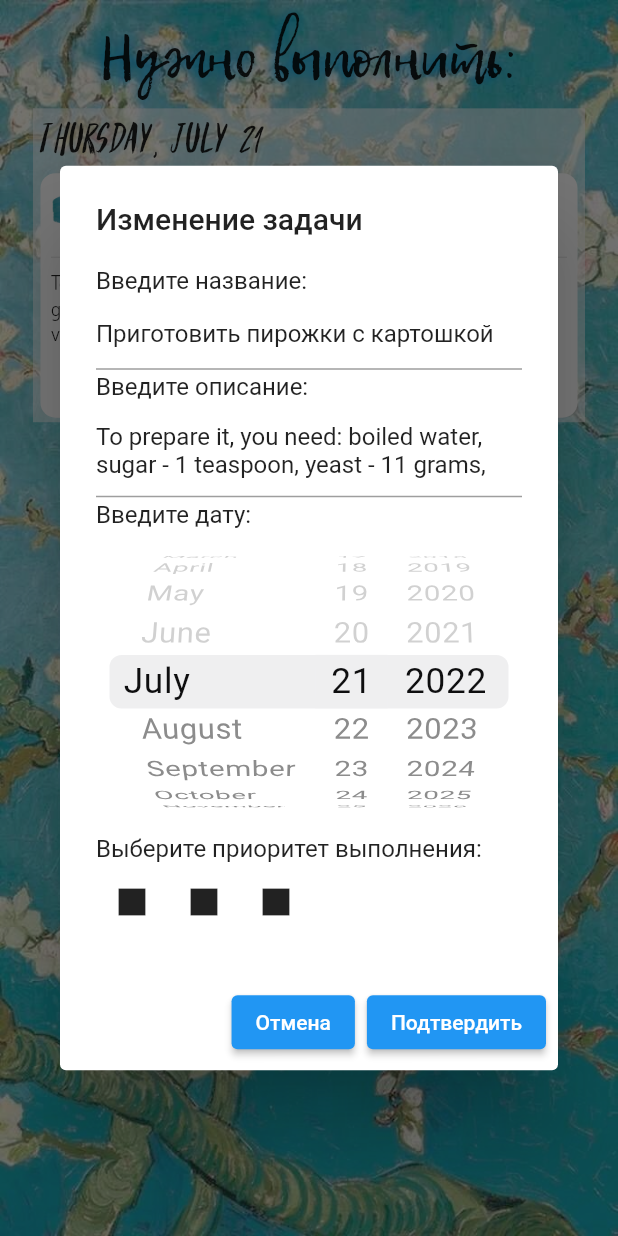
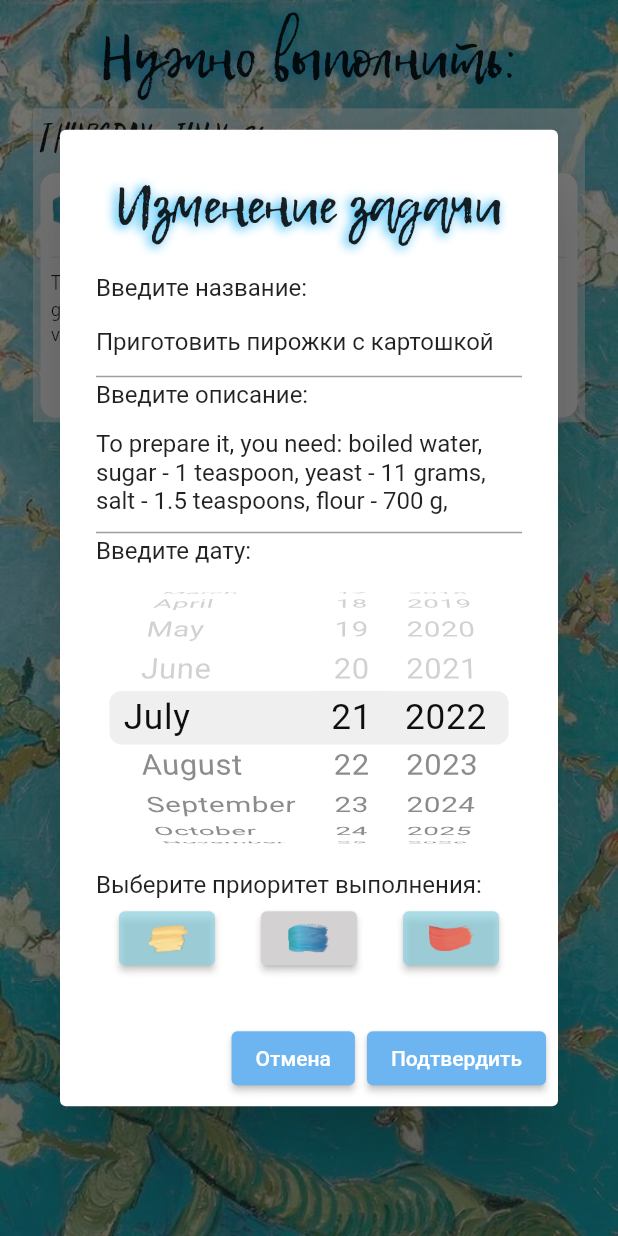
Before and after one commit to Stuzja/todo_list, a Flutter app: the screen it shows after launch, after a tap on the "edit" icon, on a phone screen of 412 x 824 dp. Run offline on Flutter 3.47's test engine with Material 2 defaults, Android fonts, the phone set to English and light mode, and no system bars.

Commit message:
Изменён дизайн диалоговых окон

```diff
--- a/lib/widgets/colors.dart
+++ b/lib/widgets/colors.dart
@@ -4,4 +4,6 @@ const beige = Color.fromRGBO(202, 163, 134, 1);
 const back = Colors.white54;
 const salmon = Color.fromRGBO(228, 116, 102, 1);
 const green = Color.fromRGBO(141, 213, 118, 1);
-const darkBlue = Color.fromRGBO(83, 182, 195, 1);
+const lightBlue = Color.fromRGBO(142, 211, 224, 0.7);
+const lightGrey = Color.fromARGB(255, 211, 209, 209);
+const buttonBlue = Color.fromARGB(255, 108, 181, 240);
--- a/lib/widgets/dialogs/editnote_dialog.dart
+++ b/lib/widgets/dialogs/editnote_dialog.dart
@@ -1,5 +1,6 @@
 import 'package:flutter/cupertino.dart';
 import 'package:flutter/material.dart';
+import '../colors.dart';
 import '../functions.dart';
 import '../note.dart';
 
@@ -33,9 +34,13 @@ class EditNoteDialogState extends State<EditNoteDialog> {
     textControllerTitle.text = widget.title;
     var textControllerText = TextEditingController();
     textControllerText.text = widget.text;
-
+    bool wasTap1 = widget.priority == Priority.low;
+    bool wasTap2 = widget.priority == Priority.medium;
+    bool wasTap3 = widget.priority == Priority.high;
     return AlertDialog(
-      title: const Text('Изменение задачи'),
+      title: Center(
+          child: Text('Изменение задачи',
+              style: Theme.of(context).textTheme.headline1)),
       content: SingleChildScrollView(
           child: Wrap(runSpacing: 2, children: [
         const Text("Введите название:"),
@@ -49,7 +54,7 @@ class EditNoteDialogState extends State<EditNoteDialog> {
         ),
         const Text("Введите описание:"),
         TextFormField(
-          maxLines: 2,
+          maxLines: 3,
           controller: textControllerText,
           onChanged: (value) {
             setState(() {
@@ -71,27 +76,59 @@ class EditNoteDialogState extends State<EditNoteDialog> {
         ),
         const Text("Выберите приоритет выполнения:"),
         Row(
+          mainAxisAlignment: MainAxisAlignment.spaceAround,
           children: [
-            IconButton(
+            ElevatedButton(
+                style: ElevatedButton.styleFrom(
+                    primary: wasTap1 ? lightGrey : lightBlue),
                 onPressed: () {
-                  widget.priority = Priority.low;
+                  setState(() {
+                    widget.priority = Priority.low;
+                    wasTap1 = true;
+                    wasTap2 = false;
+                    wasTap3 = false;
+                  });
                 },
-                icon: const Icon(Icons.square)),
-            IconButton(
+                child: SizedBox(
+                    height: 30,
+                    width: 30,
+                    child: Image.asset("assets/images/yellow1.png"))),
+            ElevatedButton(
+                style: ElevatedButton.styleFrom(
+                    primary: wasTap2 ? lightGrey : lightBlue),
                 onPressed: () {
-                  widget.priority = Priority.medium;
+                  setState(() {
+                    widget.priority = Priority.medium;
+                    wasTap2 = true;
+                    wasTap1 = false;
+                    wasTap3 = false;
+                  });
                 },
-                icon: const Icon(Icons.square)),
-            IconButton(
+                child: SizedBox(
+                    height: 30,
+                    width: 30,
+                    child: Image.asset("assets/images/blue4.png"))),
+            ElevatedButton(
+                style: ElevatedButton.styleFrom(
+                    primary: wasTap3 ? lightGrey : lightBlue),
                 onPressed: () {
-                  widget.priority = Priority.high;
+                  setState(() {
+                    widget.priority = Priority.high;
+                    wasTap3 = true;
+                    wasTap1 = false;
+                    wasTap2 = false;
+                  });
                 },
-                icon: const Icon(Icons.square)),
+                child: SizedBox(
+                    height: 30,
+                    width: 30,
+                    child: Image.asset("assets/images/red11.png"))),
           ],
         )
       ])),
       actions: <Widget>[
         ElevatedButton(
+          style: ElevatedButton.styleFrom(primary: buttonBlue),
           child: const Text('Отмена'),
           onPressed: () {
             setState(() {
@@ -100,6 +137,7 @@ class EditNoteDialogState extends State<EditNoteDialog> {
           },
         ),
         ElevatedButton(
+          style: ElevatedButton.styleFrom(primary: buttonBlue),
           child: const Text('Подтвердить'),
           onPressed: () {
             widget.refreshFunc(() => editNote(widget.id, widget.title,
```
Also changed, not shown: lib/widgets/dialogs/addnote_dialog.dart (+50 -12 lines), lib/widgets/dialogs/deletenote_dialog.dart (+6 -1 lines), lib/widgets/note_widget.dart (+14 -5 lines).
